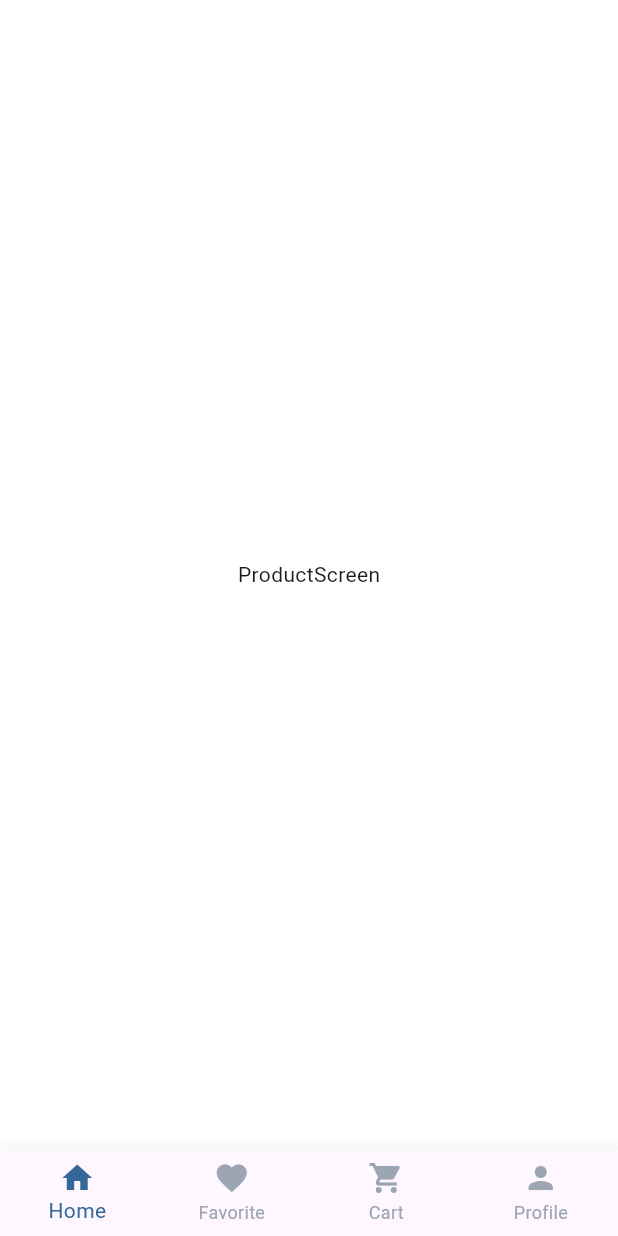
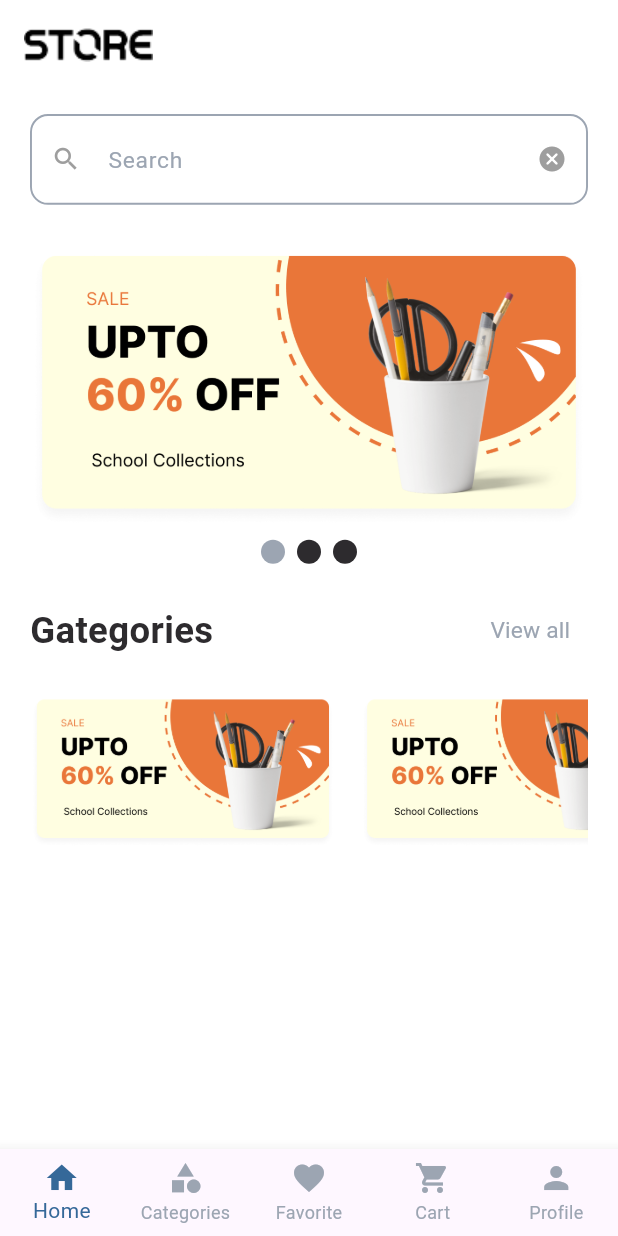
Before and after one commit to abootarek/ecommerc, a Flutter app: the LayoutScreens screen opened by its route, on a phone screen of 412 x 824 dp. Run offline on Flutter 3.47's test engine with Material 3 defaults, Android fonts, the phone set to English and light mode, and no system bars; drawn by our look-alikes of smooth_page_indicator; our stand-ins replace flutter_bloc, flutter_screenutil; accounts and stored records are empty.

Commit message:
add appbar search , banner and categories

```diff
--- a/lib/core/routing/app_route.dart
+++ b/lib/core/routing/app_route.dart
@@ -28,7 +28,7 @@ class AppRouter {
         return MaterialPageRoute(
           builder: (context) => const RejScreen(),
         );
-      //HomeScreen
+      //layoutScreen
       case Routes.layoutScreen:
         return MaterialPageRoute(
           builder: (context) => BlocProvider(
--- a/lib/features/layout_screen/logic/cubit/layout_cubit.dart
+++ b/lib/features/layout_screen/logic/cubit/layout_cubit.dart
@@ -3,6 +3,7 @@ import 'package:flutter_bloc/flutter_bloc.dart';
 import 'package:shopapp/features/layout_screen/logic/cubit/layout_state.dart';
 import 'package:shopapp/features/layout_screen/ui/buttom_nav/cateogries/cateogrise.dart';
 import 'package:shopapp/features/layout_screen/ui/buttom_nav/favories/favories_screen.dart';
+import 'package:shopapp/features/layout_screen/ui/buttom_nav/home/home_screen.dart';
 import 'package:shopapp/features/layout_screen/ui/buttom_nav/productes/product_screen.dart';
 import 'package:shopapp/features/layout_screen/ui/buttom_nav/settinges/settinges.dart';
 
@@ -11,6 +12,7 @@ class ShopCubit extends Cubit<ShopState> {
   static ShopCubit get(context) => BlocProvider.of(context);
   int currentIndex = 0;
   List<Widget> screensButtom = [
+    const HomeScreen(),
     const ProductScreen(),
     const FavoriesScreen(),
     const CateogriseScreen(),
--- /dev/null
+++ b/lib/features/layout_screen/ui/buttom_nav/home/home_screen.dart
@@ -0,0 +1,29 @@
+import 'package:flutter/material.dart';
+import 'package:shopapp/core/helper/six_box.dart';
+import 'package:shopapp/features/layout_screen/ui/buttom_nav/home/widgets/list_view_gategories.dart';
+import 'package:shopapp/features/layout_screen/ui/buttom_nav/home/widgets/page_view_category.dart';
+import 'package:shopapp/features/layout_screen/ui/buttom_nav/home/widgets/search_item.dart';
+
+class HomeScreen extends StatelessWidget {
+  const HomeScreen({super.key});
+
+  @override
+  Widget build(BuildContext context) {
+    return Scaffold(
+      body: SingleChildScrollView(
+        child: Padding(
+          padding: const EdgeInsets.symmetric(horizontal: 20.0, vertical: 20.0),
+          child: Column(
+            children: [
+              const SearchItem(),
+              virticalSpace(20),
+              const PageViewCategory(),
+              virticalSpace(20),
+              const ListViewGategories(),
+            ],
+          ),
+        ),
+      ),
+    );
+  }
+}
--- /dev/null
+++ b/lib/features/layout_screen/ui/buttom_nav/home/widgets/search_item.dart
@@ -0,0 +1,26 @@
+import 'package:flutter/material.dart';
+import 'package:shopapp/core/widgets/app_text_form_field.dart';
+
+class SearchItem extends StatelessWidget {
+  const SearchItem({
+    super.key,
+  });
+
+  @override
+  Widget build(BuildContext context) {
+    return AppTextFormField(
+
+      hintText: 'Search',
+      suffixIcon: const Icon(
+        size: 20,
+        Icons.cancel_rounded,
+        color: Colors.grey,
+      ),
+      prefixIcon: const Icon(
+        size: 20,
+        Icons.search,
+        color: Colors.grey,
+      ),
+    );
+  }
+}
--- a/lib/features/layout_screen/ui/layout_screen.dart
+++ b/lib/features/layout_screen/ui/layout_screen.dart
@@ -14,19 +14,31 @@
       listener: (context, state) {},
       builder: (context, state) {
         return Scaffold(
+          appBar: AppBar(
+            automaticallyImplyLeading: false, // الغاء الزر الرجوع
+            backgroundColor: ColorsApp.wihteColor,
+            elevation: 0,
+            title: Image.asset(
+              'assets/images/icon.png',
+            ),
+            actions: const [],
+          ),
           body: cubit.screensButtom[cubit.currentIndex],
           bottomNavigationBar: BottomNavigationBar(
             type: BottomNavigationBarType.fixed,
             selectedItemColor: ColorsApp.blueLight,
             unselectedItemColor: ColorsApp.grayLight,
             // showUnselectedLabels: false,
-
             currentIndex: cubit.currentIndex,
             onTap: cubit.changeIndex,
             items: const [
               BottomNavigationBarItem(
                 icon: Icon(Icons.home),
                 label: 'Home',
+              ),
+              BottomNavigationBarItem(
+                icon: Icon(Icons.category),
+                label: 'Categories',
               ),
               BottomNavigationBarItem(
                 icon: Icon(Icons.favorite),
--- a/lib/features/layout_screen/widgets/top_bar.dart
+++ /dev/null
@@ -1,23 +0,0 @@
-import 'package:flutter/material.dart';
-
-class TopBar extends StatelessWidget {
-  const TopBar({
-    super.key,
-  });
-
-  @override
-  Widget build(BuildContext context) {
-    return Row(
-      children: [
-        Image.asset(
-          'assets/images/icon.png',
-        ),
-        const Spacer(),
-        IconButton(
-          onPressed: () {},
-          icon: const Icon(Icons.search),
-        ),
-      ],
-    );
-  }
-}
--- a/lib/shop_app.dart
+++ b/lib/shop_app.dart
@@ -10,7 +10,6 @@ class ShopApp extends StatelessWidget {
   const ShopApp({super.key, required this.appRouter});
   @override
   Widget build(BuildContext context) {
-    //
     return ScreenUtilInit(
       designSize: const Size(375, 812),
       minTextAdapt: true,
```
Also changed, not shown: lib/features/layout_screen/ui/buttom_nav/home/widgets/grid_view_products.dart (renamed from lib/features/layout_screen/widgets/grid_view_products.dart), lib/features/layout_screen/ui/buttom_nav/home/widgets/list_view_gategories.dart (renamed from lib/features/layout_screen/widgets/list_view_gategories.dart), lib/features/layout_screen/ui/buttom_nav/home/widgets/page_view_category.dart (renamed from lib/features/layout_screen/widgets/page_view_category.dart).
